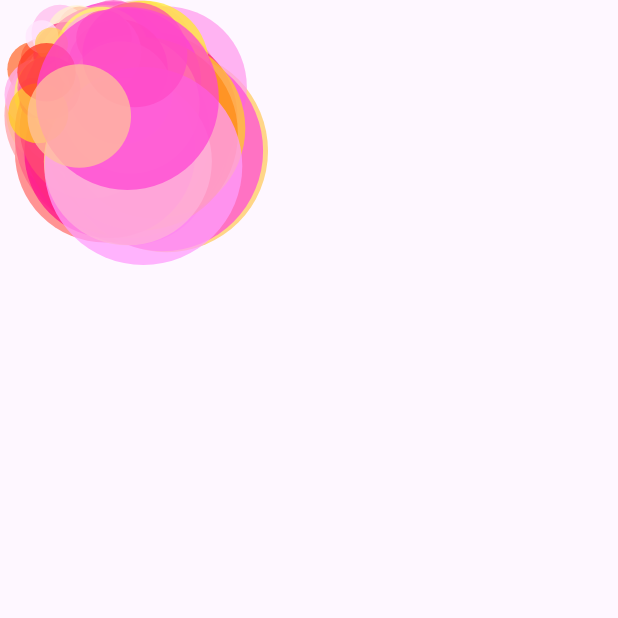
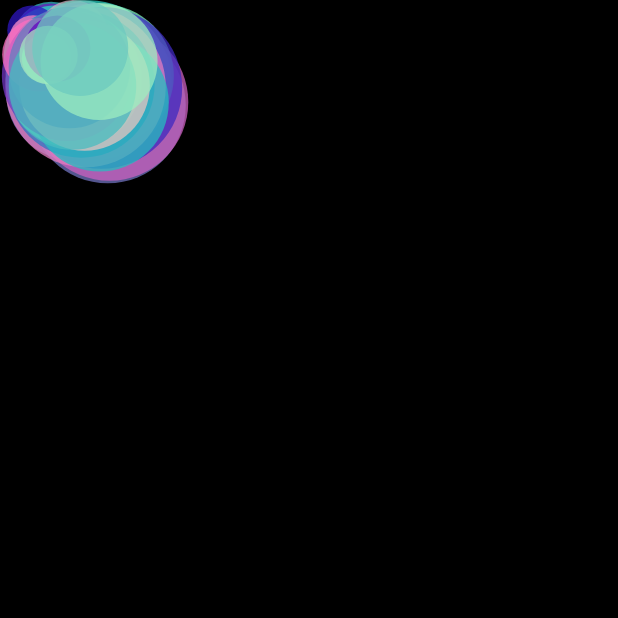
Before and after one commit to orange-amuz/orange_core, a Flutter app: the MetaBallTestPage screen opened directly, on a phone screen of 412 x 824 dp, the top half of it. Run offline on Flutter 3.47's test engine with Material 2 defaults, Android fonts, the phone set to English and light mode, and no system bars; our stand-ins replace lottie, rxdart.

Commit message:
데이터 최신화

```diff
--- a/example/lib/pages/meta_ball_test_page/meta_ball_test_page.dart
+++ b/example/lib/pages/meta_ball_test_page/meta_ball_test_page.dart
@@ -5,7 +5,9 @@ import 'package:example/pages/meta_ball_test_page/meta_ball_bloc.dart';
 import 'package:flutter/material.dart';
 
 class MetaBallTestPage extends StatefulWidget {
-  const MetaBallTestPage({super.key});
+  const MetaBallTestPage({
+    super.key,
+  });
 
   @override
   State<MetaBallTestPage> createState() => _MetaBallTestPageState();
@@ -13,7 +15,7 @@ class MetaBallTestPage extends StatefulWidget {
 
 class _MetaBallTestPageState extends State<MetaBallTestPage>
     with SingleTickerProviderStateMixin {
-  static const int blobNumber = 100;
+  static const int blobNumber = 40;
 
   late final AnimationController animationController;
 
@@ -29,9 +31,14 @@ class _MetaBallTestPageState extends State<MetaBallTestPage>
       bloc.metaBallDataList.add(
         MetaBallData(
           constraints: const BoxConstraints(),
-          size: rnd.nextInt(120) + 20,
-          velocity: rnd.nextDouble() * 2 + 1,
-          color: Color.fromRGBO(255, rnd.nextInt(255), rnd.nextInt(255), 0.75),
+          size: rnd.nextInt(80) + 30,
+          velocity: rnd.nextDouble() * 1.4 + 0.1,
+          color: Color.fromRGBO(
+            rnd.nextInt(255),
+            rnd.nextInt(255),
+            191,
+            0.75,
+          ),
         )
           ..updateOffset(
             Offset.zero,
@@ -65,6 +72,7 @@ class _MetaBallTestPageState extends State<MetaBallTestPage>
   @override
   Widget build(BuildContext context) {
     return Scaffold(
+      backgroundColor: Colors.black,
       body: LayoutBuilder(
         builder: (_, constraints) {
           return GestureDetector(
@@ -109,6 +117,23 @@ class _MetaBallTestPageState extends State<MetaBallTestPage>
   }
 
   Widget _buildBlob({
+    required BoxConstraints constraints,
+    required MetaBallData metaBallData,
+  }) {
+    _updateMetaBallData(
+      constraints: constraints,
+      metaBallData: metaBallData,
+    );
+
+    return MetaBall(
+      offset: metaBallData.offset,
+      blobSize: metaBallData.size,
+      // color: HSVColor.fromAHSV(1.0, 1.0, 0.3, 1.0).toColor(),
+      color: metaBallData.color,
+    );
+  }
+
+  void _updateMetaBallData({
     required BoxConstraints constraints,
     required MetaBallData metaBallData,
   }) {
@@ -202,11 +227,5 @@ class _MetaBallTestPageState extends State<MetaBallTestPage>
       metaBallData.offset.dx,
       metaBallData.offset.dy,
     ));
-
-    return MetaBall(
-      offset: metaBallData.offset,
-      blobSize: metaBallData.size,
-      color: metaBallData.color,
-    );
   }
 }
```
